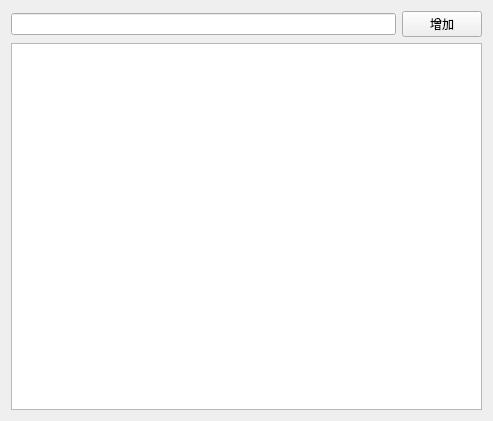
Qt form SIMS/ProjectList.ui (demonpi/SIMS) before a commit.
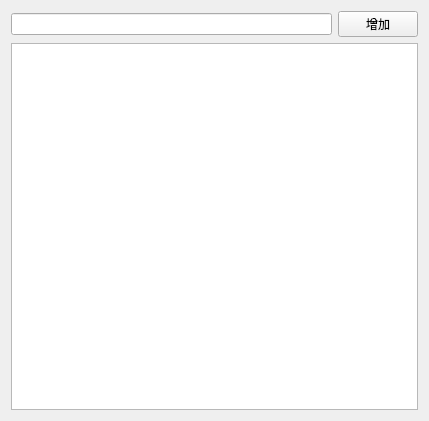
The same form after that commit.

```diff
--- a/SIMS/ProjectList.ui
+++ b/SIMS/ProjectList.ui
@@ -6,7 +6,7 @@
    <rect>
     <x>0</x>
     <y>0</y>
-    <width>493</width>
+    <width>429</width>
     <height>421</height>
    </rect>
   </property>
```
